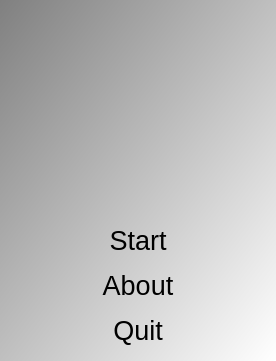
Qt form Tools/ToolStaircaseCardCreator/qtstaircasecardcreatormenudialog.ui (richelbilderbeek/ProjectRichelBilderbeek) before a commit.
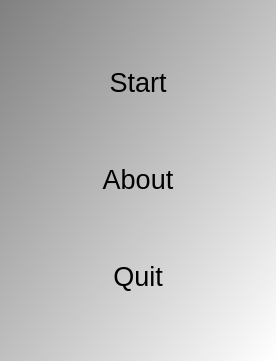
The same form after that commit. Icons and pictures are not drawn.

Diff of the .ui file:
```diff
--- a/Tools/ToolStaircaseCardCreator/qtstaircasecardcreatormenudialog.ui
+++ b/Tools/ToolStaircaseCardCreator/qtstaircasecardcreatormenudialog.ui
@@ -31,7 +31,17 @@
 QPushButton { font: 48px &quot;Courier New&quot;, courier, monospace }</string>
   </property>
   <layout class="QGridLayout" name="gridLayout">
-   <item row="2" column="0">
+   <item row="0" column="0">
+    <widget class="QPushButton" name="button_start">
+     <property name="text">
+      <string>Start</string>
+     </property>
+     <property name="flat">
+      <bool>true</bool>
+     </property>
+    </widget>
+   </item>
+   <item row="1" column="0">
     <widget class="QPushButton" name="button_about">
      <property name="text">
       <string>About</string>
@@ -41,7 +51,7 @@
      </property>
     </widget>
    </item>
-   <item row="3" column="0">
+   <item row="2" column="0">
     <widget class="QPushButton" name="button_quit">
      <property name="text">
       <string>Quit</string>
@@ -51,29 +61,6 @@
      </property>
     </widget>
    </item>
-   <item row="1" column="0">
-    <widget class="QPushButton" name="button_start">
-     <property name="text">
-      <string>Start</string>
-     </property>
-     <property name="flat">
-      <bool>true</bool>
-     </property>
-    </widget>
-   </item>
-   <item row="0" column="0">
-    <widget class="QLabel" name="label">
-     <property name="text">
-      <string/>
-     </property>
-     <property name="pixmap">
-      <pixmap resource="ToolCodeToHtml.qrc">:/images/ToolCodeToHtmlHelloWorld.png</pixmap>
-     </property>
-     <property name="alignment">
-      <set>Qt::AlignCenter</set>
-     </property>
-    </widget>
-   </item>
   </layout>
  </widget>
  <tabstops>
```
Left out of the diff: 8 changed lines with no effect on the pictures.
